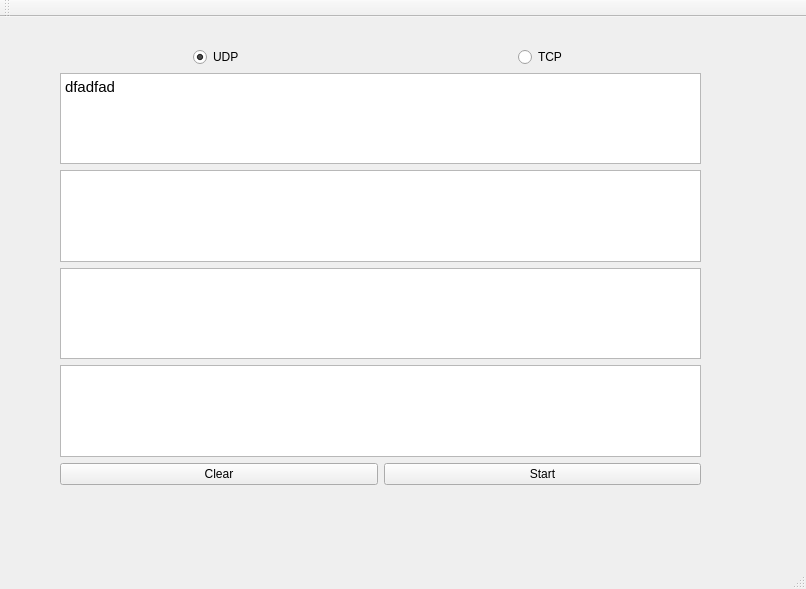
The window that NEW/client.ui (thaisdb/TCC) describes before a commit, drawn with Qt 5.
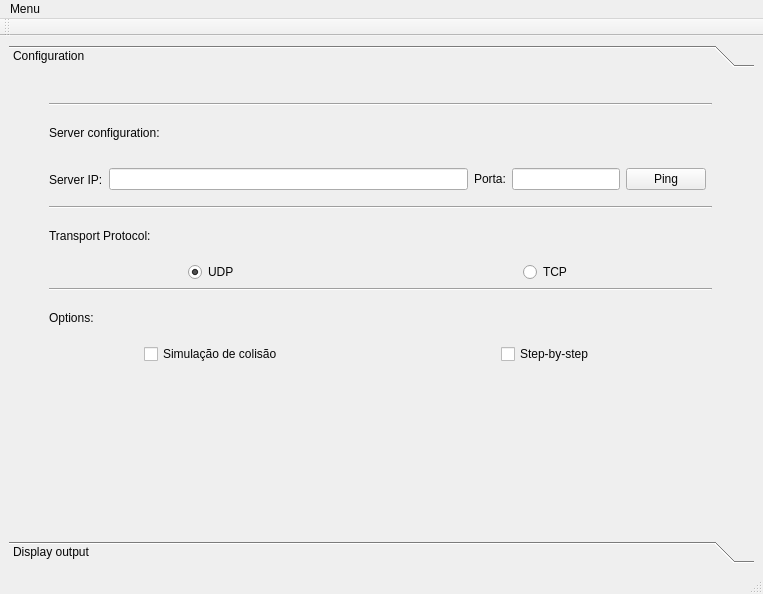
The same window after the commit. Custom widgets are drawn as their Qt base class.

The edit to the form file:
```diff
--- a/NEW/client.ui
+++ b/NEW/client.ui
@@ -6,26 +6,160 @@
    <rect>
     <x>0</x>
     <y>0</y>
-    <width>806</width>
-    <height>589</height>
+    <width>763</width>
+    <height>594</height>
    </rect>
   </property>
   <property name="windowTitle">
    <string>MainWindow</string>
   </property>
+  <property name="styleSheet">
+   <string notr="true">color: rgb(6, 6, 6);</string>
+  </property>
   <widget class="QWidget" name="centralwidget">
-   <widget class="QWidget" name="gridLayoutWidget">
-    <property name="geometry">
-     <rect>
-      <x>60</x>
-      <y>30</y>
-      <width>641</width>
-      <height>438</height>
-     </rect>
-    </property>
+   <layout class="QGridLayout" name="gridLayout_2">
+    <item row="1" column="0">
     <layout class="QGridLayout" name="gridLayout">
-     <item row="0" column="0">
-      <layout class="QVBoxLayout" name="verticalLayout">
+      <item row="0" column="1">
+       <widget class="QToolBox" name="toolBox">
+        <property name="sizePolicy">
+         <sizepolicy hsizetype="Preferred" vsizetype="Preferred">
+          <horstretch>0</horstretch>
+          <verstretch>0</verstretch>
+         </sizepolicy>
+        </property>
+        <property name="currentIndex">
+         <number>0</number>
+        </property>
+        <widget class="QWidget" name="ConfigurationPage">
+         <property name="geometry">
+          <rect>
+           <x>0</x>
+           <y>0</y>
+           <width>743</width>
+           <height>452</height>
+          </rect>
+         </property>
+         <property name="accessibleName">
+          <string/>
+         </property>
+         <property name="autoFillBackground">
+          <bool>true</bool>
+         </property>
+         <attribute name="label">
+          <string>Configuration</string>
+         </attribute>
+         <widget class="QWidget" name="verticalLayoutWidget">
+          <property name="geometry">
+           <rect>
+            <x>40</x>
+            <y>30</y>
+            <width>663</width>
+            <height>261</height>
+           </rect>
+          </property>
+          <layout class="QVBoxLayout" name="verticalLayout_3">
+           <item>
+            <widget class="Line" name="line_3">
+             <property name="orientation">
+              <enum>Qt::Horizontal</enum>
+             </property>
+            </widget>
+           </item>
+           <item>
+            <widget class="QLabel" name="label_3">
+             <property name="text">
+              <string>Server configuration:</string>
+             </property>
+            </widget>
+           </item>
+           <item>
+            <layout class="QHBoxLayout" name="horizontalLayout_4">
+             <item>
+              <widget class="QLabel" name="label">
+               <property name="text">
+                <string>Server IP:</string>
+               </property>
+              </widget>
+             </item>
+             <item>
+              <widget class="QLineEdit" name="serverIPInput">
+               <property name="inputMask">
+                <string/>
+               </property>
+               <property name="text">
+                <string/>
+               </property>
+               <property name="maxLength">
+                <number>3333</number>
+               </property>
+              </widget>
+             </item>
+             <item>
+              <widget class="QLabel" name="label_2">
+               <property name="sizePolicy">
+                <sizepolicy hsizetype="Preferred" vsizetype="Maximum">
+                 <horstretch>0</horstretch>
+                 <verstretch>0</verstretch>
+                </sizepolicy>
+               </property>
+               <property name="text">
+                <string>Porta:</string>
+               </property>
+              </widget>
+             </item>
+             <item>
+              <widget class="QLineEdit" name="portaInput">
+               <property name="sizePolicy">
+                <sizepolicy hsizetype="Minimum" vsizetype="Fixed">
+                 <horstretch>0</horstretch>
+                 <verstretch>0</verstretch>
+                </sizepolicy>
+               </property>
+              </widget>
+             </item>
+             <item>
+              <widget class="QPushButton" name="pingButton">
+               <property name="sizePolicy">
+                <sizepolicy hsizetype="Minimum" vsizetype="Fixed">
+                 <horstretch>0</horstretch>
+                 <verstretch>0</verstretch>
+                </sizepolicy>
+               </property>
+               <property name="text">
+                <string>Ping</string>
+               </property>
+              </widget>
+             </item>
+             <item alignment="Qt::AlignHCenter|Qt::AlignVCenter">
+              <widget class="KLed" name="kled">
+               <property name="enabled">
+                <bool>true</bool>
+               </property>
+               <property name="state">
+                <enum>KLed::Off</enum>
+               </property>
+               <property name="shape">
+                <enum>KLed::Rectangular</enum>
+               </property>
+              </widget>
+             </item>
+            </layout>
+           </item>
+           <item>
+            <widget class="Line" name="line">
+             <property name="orientation">
+              <enum>Qt::Horizontal</enum>
+             </property>
+            </widget>
+           </item>
+           <item>
+            <widget class="QLabel" name="label_4">
+             <property name="text">
+              <string>Transport Protocol:</string>
+             </property>
+            </widget>
+           </item>
        <item>
         <layout class="QHBoxLayout" name="horizontalLayout">
          <item alignment="Qt::AlignHCenter">
@@ -48,13 +182,73 @@
         </layout>
        </item>
        <item>
+            <widget class="Line" name="line_2">
+             <property name="orientation">
+              <enum>Qt::Horizontal</enum>
+             </property>
+            </widget>
+           </item>
+           <item>
+            <widget class="QLabel" name="label_5">
+             <property name="text">
+              <string>Options:</string>
+             </property>
+            </widget>
+           </item>
+           <item>
+            <layout class="QHBoxLayout" name="horizontalLayout_3">
+             <item alignment="Qt::AlignHCenter">
+              <widget class="QCheckBox" name="checkBox_2">
+               <property name="text">
+                <string>Simulação de colisão</string>
+               </property>
+              </widget>
+             </item>
+             <item alignment="Qt::AlignHCenter">
+              <widget class="QCheckBox" name="checkBox">
+               <property name="text">
+                <string>Step-by-step</string>
+               </property>
+              </widget>
+             </item>
+            </layout>
+           </item>
+          </layout>
+         </widget>
+         <zorder>verticalLayoutWidget</zorder>
+         <zorder>layoutWidget</zorder>
+         <zorder>horizontalLayoutWidget_2</zorder>
+        </widget>
+        <widget class="QWidget" name="displayPage">
+         <property name="geometry">
+          <rect>
+           <x>0</x>
+           <y>0</y>
+           <width>743</width>
+           <height>452</height>
+          </rect>
+         </property>
+         <attribute name="label">
+          <string>Display output</string>
+         </attribute>
+         <widget class="QWidget" name="layoutWidget">
+          <property name="geometry">
+           <rect>
+            <x>0</x>
+            <y>10</y>
+            <width>743</width>
+            <height>451</height>
+           </rect>
+          </property>
+          <layout class="QVBoxLayout" name="verticalLayout">
+           <item>
         <widget class="QTextEdit" name="applicationLOut">
          <property name="html">
           <string>&lt;!DOCTYPE HTML PUBLIC &quot;-//W3C//DTD HTML 4.0//EN&quot; &quot;http://www.w3.org/TR/REC-html40/strict.dtd&quot;&gt;
 &lt;html&gt;&lt;head&gt;&lt;meta name=&quot;qrichtext&quot; content=&quot;1&quot; /&gt;&lt;style type=&quot;text/css&quot;&gt;
 p, li { white-space: pre-wrap; }
 &lt;/style&gt;&lt;/head&gt;&lt;body style=&quot; font-family:'Ubuntu'; font-size:11pt; font-weight:400; font-style:normal;&quot;&gt;
-&lt;p style=&quot; margin-top:0px; margin-bottom:0px; margin-left:0px; margin-right:0px; -qt-block-indent:0; text-indent:0px;&quot;&gt;dfadfad&lt;/p&gt;&lt;/body&gt;&lt;/html&gt;</string>
+&lt;p style=&quot;-qt-paragraph-type:empty; margin-top:0px; margin-bottom:0px; margin-left:0px; margin-right:0px; -qt-block-indent:0; text-indent:0px;&quot;&gt;&lt;br /&gt;&lt;/p&gt;&lt;/body&gt;&lt;/html&gt;</string>
          </property>
         </widget>
        </item>
@@ -94,21 +288,13 @@
         </layout>
        </item>
       </layout>
-     </item>
-    </layout>
-   </widget>
-   <zorder>gridLayoutWidget</zorder>
-   <zorder>radTCP</zorder>
-  </widget>
-  <widget class="QMenuBar" name="menubar">
-   <property name="geometry">
-    <rect>
-     <x>0</x>
-     <y>0</y>
-     <width>806</width>
-     <height>25</height>
-    </rect>
-   </property>
+         </widget>
+        </widget>
+       </widget>
+      </item>
+     </layout>
+    </item>
+   </layout>
   </widget>
   <widget class="QStatusBar" name="statusbar"/>
   <widget class="QToolBar" name="toolBar">
@@ -122,7 +308,42 @@
     <bool>false</bool>
    </attribute>
   </widget>
- </widget>
+  <widget class="QMenuBar" name="menubar">
+   <property name="geometry">
+    <rect>
+     <x>0</x>
+     <y>0</y>
+     <width>763</width>
+     <height>25</height>
+    </rect>
+   </property>
+   <widget class="QMenu" name="menuMenu">
+    <property name="title">
+     <string>Menu</string>
+    </property>
+    <addaction name="actionClient"/>
+    <addaction name="actionServer"/>
+   </widget>
+   <addaction name="menuMenu"/>
+  </widget>
+  <action name="actionClient">
+   <property name="text">
+    <string>Home</string>
+   </property>
+  </action>
+  <action name="actionServer">
+   <property name="text">
+    <string>Configuration</string>
+   </property>
+  </action>
+ </widget>
+ <customwidgets>
+  <customwidget>
+   <class>KLed</class>
+   <extends>QWidget</extends>
+   <header>kled.h</header>
+  </customwidget>
+ </customwidgets>
  <resources/>
  <connections/>
 </ui>
```
Lines whose indentation alone changed are shown as unchanged.
